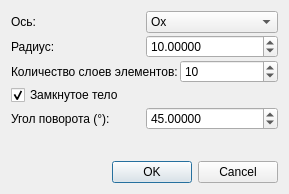
The window that qzcad/rotationbodymeshdialog.ui (qzcad/qzcad-tree) describes before a commit, drawn with Qt 5.
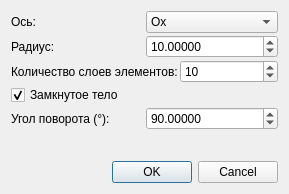
The same window after the commit.

Commit message: Изменены начальные параметры диалога

What changed in the file:
```diff
--- a/qzcad/rotationbodymeshdialog.ui
+++ b/qzcad/rotationbodymeshdialog.ui
@@ -151,7 +151,7 @@
         <double>359.000999999999976</double>
        </property>
        <property name="value">
-        <double>45.000000000000000</double>
+        <double>90.000000000000000</double>
        </property>
       </widget>
      </item>
```
